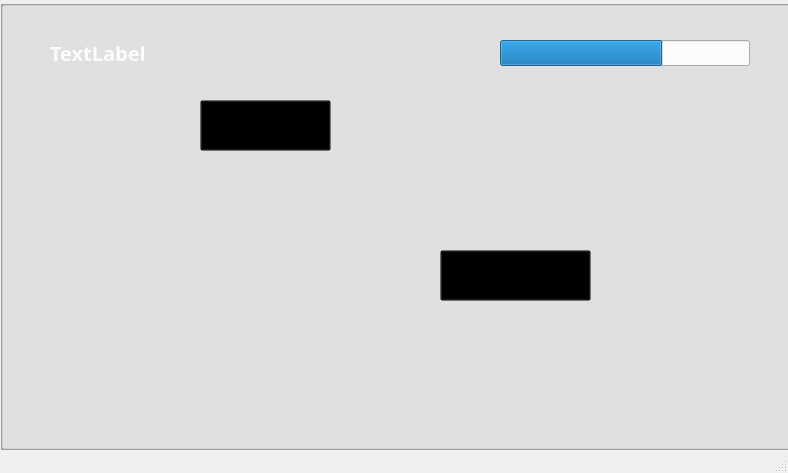
MATF-RS19/RS008-feeding-frenzy, file FeedingFrenzy/screencontroller.ui: the form before one commit.
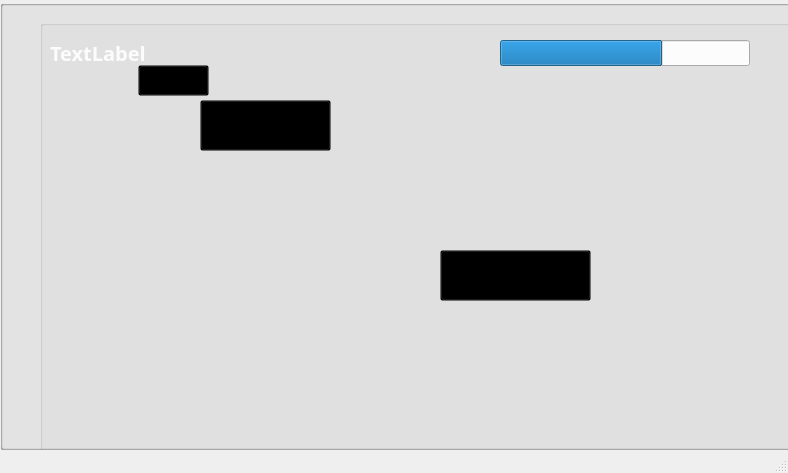
The form after the commit. Icons and pictures are not drawn.

Commit message: Added esc buttom and action for that.

Diff of the .ui file:
```diff
--- a/FeedingFrenzy/screencontroller.ui
+++ b/FeedingFrenzy/screencontroller.ui
@@ -155,6 +155,47 @@
       <string notr="true">background-image: url(:/images/how_to_play.png);</string>
      </property>
     </widget>
+    <widget class="QLabel" name="escBg">
+     <property name="geometry">
+      <rect>
+       <x>138</x>
+       <y>53</y>
+       <width>71</width>
+       <height>61</height>
+      </rect>
+     </property>
+     <property name="styleSheet">
+      <string notr="true">image: url(:/images/Sea_shell_blue.png);</string>
+     </property>
+     <property name="text">
+      <string/>
+     </property>
+    </widget>
+    <widget class="QPushButton" name="esc">
+     <property name="geometry">
+      <rect>
+       <x>138</x>
+       <y>65</y>
+       <width>71</width>
+       <height>31</height>
+      </rect>
+     </property>
+     <property name="font">
+      <font>
+       <family>MV Boli</family>
+       <pointsize>13</pointsize>
+       <weight>75</weight>
+       <italic>false</italic>
+       <bold>true</bold>
+      </font>
+     </property>
+     <property name="styleSheet">
+      <string notr="true">background-color:transparent;</string>
+     </property>
+     <property name="text">
+      <string>Esc</string>
+     </property>
+    </widget>
    </widget>
    <widget class="QGroupBox" name="mainScreenGroup">
     <property name="geometry">
@@ -271,12 +312,11 @@
       <bool>false</bool>
      </property>
     </widget>
-   </widget>
    <widget class="QGroupBox" name="gameOverGroup">
     <property name="geometry">
      <rect>
-      <x>0</x>
-      <y>0</y>
+       <x>40</x>
+       <y>20</y>
       <width>800</width>
       <height>450</height>
      </rect>
@@ -284,13 +324,13 @@
     <property name="title">
      <string/>
     </property>
+    </widget>
    </widget>
    <zorder>background</zorder>
    <zorder>howToPlayGroup</zorder>
    <zorder>homeScreenGroup</zorder>
    <zorder>mainScreenGroup</zorder>
    <zorder>mainScreenUIGroup</zorder>
-   <zorder>gameOverGroup</zorder>
   </widget>
   <widget class="QMenuBar" name="menubar">
    <property name="geometry">
@@ -298,7 +338,7 @@
      <x>0</x>
      <y>0</y>
      <width>788</width>
-     <height>21</height>
+     <height>25</height>
     </rect>
    </property>
   </widget>
```
Lines whose indentation alone changed are shown as unchanged. The commit also changes 2 other files.
